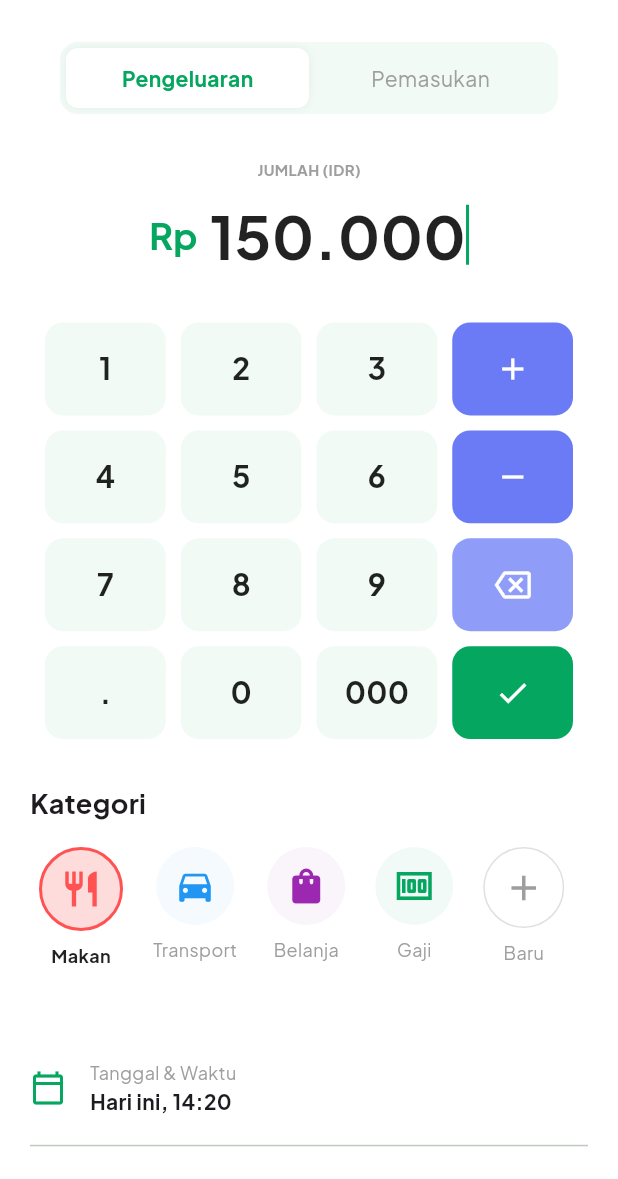
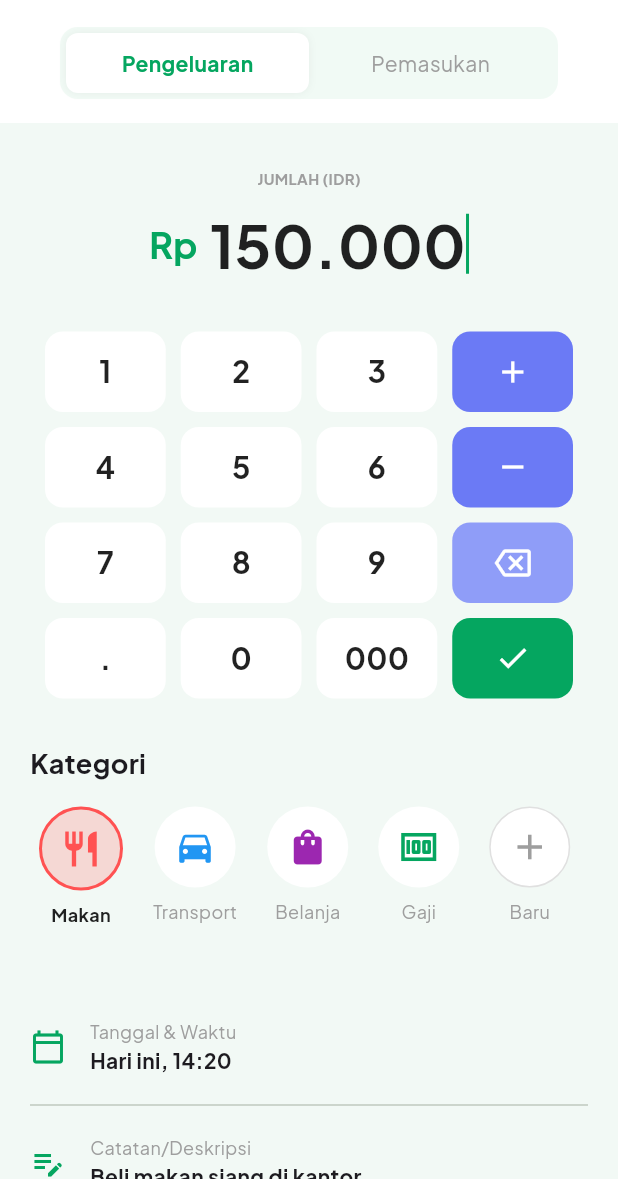
Before and after one commit to Limzy71/Spendly_SAB_Tubes_2026, a Flutter app: the AddTransactionScreen screen opened directly, after a tap on the "add" icon, on a phone screen of 412 x 824 dp, the part 57-1236 px from its top. Run offline on Flutter 3.47's test engine with Material 3 defaults, Android fonts, the phone set to English and light mode, and no system bars; our stand-ins replace fl_chart, google_fonts; network calls fail.

Commit message:
Refactor: Memperbaiki tampilan tiap halaman

```diff
--- a/lib/features/main_layout/presentation/custom_app_bar.dart
+++ b/lib/features/main_layout/presentation/custom_app_bar.dart
@@ -7,7 +7,7 @@ class CustomAppBar extends StatelessWidget implements PreferredSizeWidget {
   @override
   Widget build(BuildContext context) {
     return AppBar(
-      backgroundColor: AppColors.backgroundColor,
+      backgroundColor: Colors.white,
       elevation: 0,
       leadingWidth: 64,
       leading: const Padding(
--- a/lib/features/profile/presentation/profile_screen.dart
+++ b/lib/features/profile/presentation/profile_screen.dart
@@ -15,7 +15,7 @@ class _ProfileScreenState extends State<ProfileScreen> {
   @override
   Widget build(BuildContext context) {
     return Scaffold(
-      backgroundColor: Colors.white,
+      backgroundColor: AppColors.backgroundColor,
       body: SingleChildScrollView(
         child: Column(
           crossAxisAlignment: CrossAxisAlignment.start,
--- a/lib/features/transaction/presentation/add_transaction_screen.dart
+++ b/lib/features/transaction/presentation/add_transaction_screen.dart
@@ -35,7 +35,6 @@ class _AddTransactionScreenState extends State<AddTransactionScreen> {
       } else if (value == "000") {
         if (rawAmount != "0" && rawAmount.length < 12) rawAmount += "000";
       } else if (value == "." || value == "+" || value == "-" || value == "check") {
-        print("Tombol $value ditekan");
       } else {
         if (rawAmount == "0") {
           rawAmount = value;
@@ -49,7 +48,7 @@ class _AddTransactionScreenState extends State<AddTransactionScreen> {
   @override
   Widget build(BuildContext context) {
     return Scaffold(
-      backgroundColor: Colors.white,
+      backgroundColor: AppColors.backgroundColor,
       appBar: AppBar(
         backgroundColor: Colors.white,
         elevation: 0,
@@ -80,8 +79,11 @@ class _AddTransactionScreenState extends State<AddTransactionScreen> {
       body: SingleChildScrollView(
         child: Column(
           children: [
-            const SizedBox(height: 10),
             Container(
+              width: double.infinity,
+              color: Colors.white,
+              padding: const EdgeInsets.only(bottom: 16),
+              child: Container(
                 margin: const EdgeInsets.symmetric(horizontal: 40),
                 padding: const EdgeInsets.all(4),
                 decoration: BoxDecoration(
@@ -93,6 +95,7 @@ class _AddTransactionScreenState extends State<AddTransactionScreen> {
                     _buildTabItem("Pengeluaran", isExpense),
                     _buildTabItem("Pemasukan", !isExpense),
                   ],
+                ),
               ),
             ),
             const SizedBox(height: 30),
@@ -127,7 +130,7 @@ class _AddTransactionScreenState extends State<AddTransactionScreen> {
                     padding: const EdgeInsets.symmetric(vertical: 18),
                     shape: RoundedRectangleBorder(borderRadius: BorderRadius.circular(16)),
                   ),
-                  child: const Text('Simpan Anggaran', style: TextStyle(color: Colors.white, fontWeight: FontWeight.bold, fontSize: 18)),
+                  child: const Text('Simpan Transaksi', style: TextStyle(color: Colors.white, fontWeight: FontWeight.bold, fontSize: 18)),
                 ),
               ),
             ),
@@ -164,7 +167,7 @@ class _AddTransactionScreenState extends State<AddTransactionScreen> {
         crossAxisCount: 4,
         mainAxisSpacing: 10,
         crossAxisSpacing: 10,
-        childAspectRatio: 1.3,
+        childAspectRatio: 1.5,
         children: [
           _buildNumBtn("1"), _buildNumBtn("2"), _buildNumBtn("3"), _buildOpBtn(Icons.add, "+", const Color(0xFF6B7AF5)),
           _buildNumBtn("4"), _buildNumBtn("5"), _buildNumBtn("6"), _buildOpBtn(Icons.remove, "-", const Color(0xFF6B7AF5)),
@@ -179,7 +182,7 @@ class _AddTransactionScreenState extends State<AddTransactionScreen> {
     return GestureDetector(
       onTap: () => _onNumpadTap(text),
       child: Container(
-        decoration: BoxDecoration(color: const Color(0xFFF1FAF5), borderRadius: BorderRadius.circular(12)),
+        decoration: BoxDecoration(color: Colors.white, borderRadius: BorderRadius.circular(12)),
         child: Center(child: Text(text, style: const TextStyle(fontSize: 20, fontWeight: FontWeight.bold, color: Colors.black87))),
       ),
     );
@@ -236,10 +239,10 @@ class _AddTransactionScreenState extends State<AddTransactionScreen> {
             Container(
               padding: const EdgeInsets.all(12),
               decoration: BoxDecoration(
-                color: isNew ? Colors.white : (isSelected ? color.withOpacity(0.2) : color.withOpacity(0.05)),
+                color: isNew ? Colors.white : (isSelected ? color.withOpacity(0.2) : Colors.white),
                 shape: BoxShape.circle,
                 border: isNew ? Border.all(color: Colors.grey.shade300, style: BorderStyle.solid) :
-                (isSelected ? Border.all(color: color, width: 2) : null),
+                (isSelected ? Border.all(color: color, width: 2) : Border.all(color: Colors.transparent)),
               ),
               child: Icon(icon, color: color, size: 28),
             ),
--- a/lib/theme/app_colors.dart
+++ b/lib/theme/app_colors.dart
@@ -2,7 +2,7 @@ import 'package:flutter/material.dart';
 
 class AppColors {
   static const Color primaryGreen = Color(0xFF05A660);
-  static const Color backgroundColor = Color(0xFFF8F9FA);
+  static const Color backgroundColor = Color(0xFFF2F9F5);
   static const Color textBlack = Colors.black87;
   static const Color textGrey = Colors.grey;
 }
```
Lines whose indentation alone changed are shown as unchanged.
